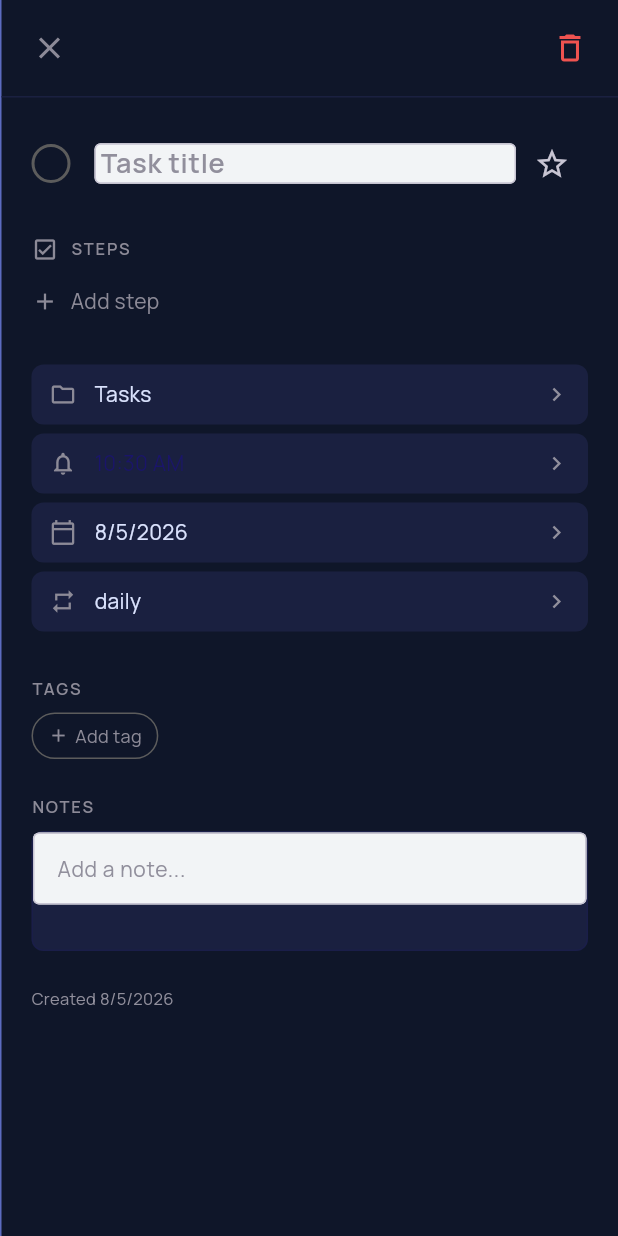
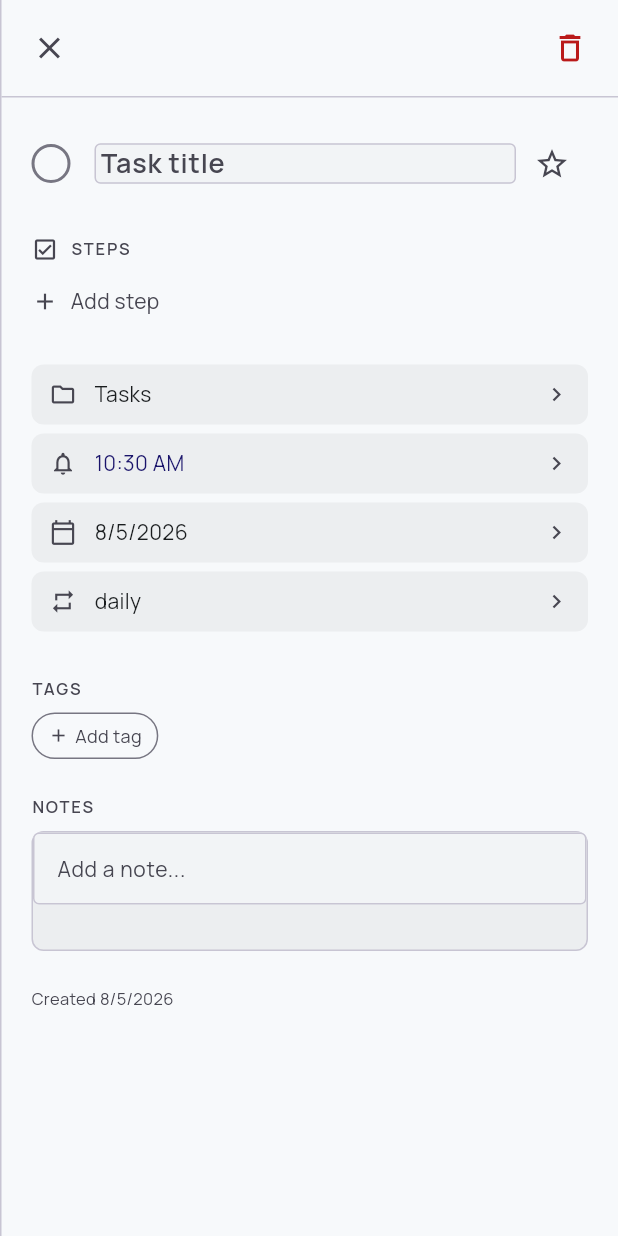
Before and after one commit to azrim/listd, a Flutter app: the TaskDetailPanel widget shown alone on an empty page, opened directly with empty values, on a phone screen of 412 x 824 dp. Run offline on Flutter 3.47's test engine with Material 3 defaults, Android fonts, the phone set to English and light mode, and no system bars; our stand-ins replace drift, drift_flutter, flutter_animate, flutter_riverpod, flutter_secure_storage, go_router and 2 more; accounts and stored records are empty; generated files the repository leaves out were written again; statements that could not run were skipped.

Commit message:
feat(detail): theme-aware task detail panel w/ ColorScheme tokens
Replace hardcoded dark surfaces and AppColors references with Theme.of(context).colorScheme equivalents in TaskDetailPanel, _StepItem, and _MetadataRow so the right-hand detail column renders correctly under both light and dark Stitch themes.

Co-Authored-By: Devin AI <158243242+devin-ai-integration[bot]@users.noreply.github.com>

```diff
--- a/lib/widgets/task_detail_panel.dart
+++ b/lib/widgets/task_detail_panel.dart
@@ -6,7 +6,6 @@ import 'package:google_fonts/google_fonts.dart';
 
 import '../models/task.dart';
 import '../providers/tasks_provider.dart';
-import '../theme/app_colors.dart';
 
 /// Task detail panel - 3rd column in 3-column layout.
 class TaskDetailPanel extends ConsumerStatefulWidget {
@@ -88,12 +87,13 @@ class _TaskDetailPanelState extends ConsumerState<TaskDetailPanel> {
 
   @override
   Widget build(BuildContext context) {
+    final scheme = Theme.of(context).colorScheme;
     return Container(
       clipBehavior: Clip.hardEdge,
       decoration: BoxDecoration(
-        color: const Color(0xFF0F1629),
-        border: const Border(
-          left: BorderSide(color: Color(0xFF5C6BC0), width: 1),
+        color: scheme.surface,
+        border: Border(
+          left: BorderSide(color: scheme.outlineVariant, width: 1),
         ),
       ),
       child: SafeArea(
@@ -128,20 +128,23 @@ class _TaskDetailPanelState extends ConsumerState<TaskDetailPanel> {
   }
 
   Widget _buildHeader(BuildContext context) {
+    final scheme = Theme.of(context).colorScheme;
     return Container(
       padding: const EdgeInsets.symmetric(horizontal: 8, vertical: 8),
-      decoration: const BoxDecoration(
-        border: Border(bottom: BorderSide(color: Color(0xFF1A2040), width: 1)),
+      decoration: BoxDecoration(
+        border: Border(
+          bottom: BorderSide(color: scheme.outlineVariant, width: 1),
+        ),
       ),
       child: Row(
         children: [
           IconButton(
-            icon: const Icon(Icons.close, color: Color(0xFF8C8A97)),
+            icon: Icon(Icons.close, color: scheme.onSurfaceVariant),
             onPressed: widget.onClose,
           ),
           const Spacer(),
           IconButton(
-            icon: const Icon(Icons.delete_outline, color: Color(0xFFEF5350)),
+            icon: Icon(Icons.delete_outline, color: scheme.error),
             onPressed: () {
               ref
                   .read(tasksNotifierProvider(widget.listId).notifier)
@@ -155,6 +158,7 @@ class _TaskDetailPanelState extends ConsumerState<TaskDetailPanel> {
   }
 
   Widget _buildTitleSection() {
+    final scheme = Theme.of(context).colorScheme;
     return Row(
       children: [
         // Checkbox
@@ -166,25 +170,25 @@ class _TaskDetailPanelState extends ConsumerState<TaskDetailPanel> {
             decoration: BoxDecoration(
               shape: BoxShape.circle,
               color: widget.task.isCompleted
-                  ? AppColors.primary
+                  ? scheme.primary
                   : Colors.transparent,
               border: Border.all(
                 color: widget.task.isCompleted
-                    ? AppColors.primary
-                    : const Color(0xFF5C5C5C),
+                    ? scheme.primary
+                    : scheme.outline,
                 width: 2,
               ),
               boxShadow: widget.task.isCompleted
                   ? [
                       BoxShadow(
-                        color: AppColors.primary.withValues(alpha: 0.4),
+                        color: scheme.primary.withValues(alpha: 0.35),
                         blurRadius: 8,
                       ),
                     ]
                   : null,
             ),
             child: widget.task.isCompleted
-                ? const Icon(Icons.check, size: 14, color: Colors.white)
+                ? Icon(Icons.check, size: 14, color: scheme.onPrimary)
                 : null,
           ),
         ),
@@ -198,8 +202,8 @@ class _TaskDetailPanelState extends ConsumerState<TaskDetailPanel> {
               fontSize: 18,
               fontWeight: FontWeight.w600,
               color: widget.task.isCompleted
-                  ? AppColors.textHint
-                  : AppColors.textPrimary,
+                  ? scheme.onSurfaceVariant
+                  : scheme.onSurface,
               decoration: widget.task.isCompleted
                   ? TextDecoration.lineThrough
                   : null,
@@ -207,7 +211,7 @@ class _TaskDetailPanelState extends ConsumerState<TaskDetailPanel> {
             decoration: InputDecoration(
               border: InputBorder.none,
               hintText: 'Task title',
-              hintStyle: GoogleFonts.manrope(color: AppColors.textHint),
+              hintStyle: GoogleFonts.manrope(color: scheme.onSurfaceVariant),
               isDense: true,
               contentPadding: EdgeInsets.zero,
             ),
@@ -218,8 +222,8 @@ class _TaskDetailPanelState extends ConsumerState<TaskDetailPanel> {
           icon: Icon(
             widget.task.isStarred ? Icons.star : Icons.star_border,
             color: widget.task.isStarred
-                ? Colors.amber
-                : AppColors.textSecondary,
+                ? scheme.tertiary
+                : scheme.onSurfaceVariant,
           ),
           onPressed: _toggleStar,
         ),
@@ -228,6 +232,7 @@ class _TaskDetailPanelState extends ConsumerState<TaskDetailPanel> {
   }
 
   Widget _buildSubtasksSection() {
+    final scheme = Theme.of(context).colorScheme;
     final steps = widget.task.steps;
     final completedCount = steps.where((s) => s.isCompleted).length;
 
@@ -237,10 +242,10 @@ class _TaskDetailPanelState extends ConsumerState<TaskDetailPanel> {
         // Section header
         Row(
           children: [
-            const Icon(
+            Icon(
               Icons.check_box_outlined,
               size: 18,
-              color: Color(0xFF8C8A97),
+              color: scheme.onSurfaceVariant,
             ),
             const SizedBox(width: 8),
             Text(
@@ -248,7 +253,7 @@ class _TaskDetailPanelState extends ConsumerState<TaskDetailPanel> {
               style: GoogleFonts.manrope(
                 fontSize: 11,
                 fontWeight: FontWeight.w600,
-                color: const Color(0xFF8C8A97),
+                color: scheme.onSurfaceVariant,
                 letterSpacing: 1.2,
               ),
             ),
@@ -258,7 +263,7 @@ class _TaskDetailPanelState extends ConsumerState<TaskDetailPanel> {
                 '$completedCount/${steps.length}',
                 style: GoogleFonts.manrope(
                   fontSize: 11,
-                  color: AppColors.textHint,
+                  color: scheme.onSurfaceVariant,
                 ),
               ),
             ],
@@ -287,13 +292,13 @@ class _TaskDetailPanelState extends ConsumerState<TaskDetailPanel> {
             padding: const EdgeInsets.symmetric(vertical: 8),
             child: Row(
               children: [
-                const Icon(Icons.add, size: 18, color: Color(0xFF8C8A97)),
+                Icon(Icons.add, size: 18, color: scheme.onSurfaceVariant),
                 const SizedBox(width: 8),
                 Text(
                   'Add step',
                   style: GoogleFonts.manrope(
                     fontSize: 14,
-                    color: const Color(0xFF8C8A97),
+                    color: scheme.onSurfaceVariant,
                   ),
                 ),
               ],
@@ -308,19 +313,20 @@ class _TaskDetailPanelState extends ConsumerState<TaskDetailPanel> {
     final controller = TextEditingController();
     final result = await showDialog<String>(
       context: context,
-      builder: (context) => AlertDialog(
-        backgroundColor: const Color(0xFF1A2040),
+      builder: (context) {
+        final scheme = Theme.of(context).colorScheme;
+        return AlertDialog(
           title: Text(
             'Add step',
-          style: GoogleFonts.manrope(color: AppColors.textPrimary),
+            style: GoogleFonts.manrope(color: scheme.onSurface),
           ),
           content: TextField(
             controller: controller,
             autofocus: true,
-          style: GoogleFonts.manrope(color: AppColors.textPrimary),
+            style: GoogleFonts.manrope(color: scheme.onSurface),
             decoration: InputDecoration(
               hintText: 'Step description',
-            hintStyle: GoogleFonts.manrope(color: AppColors.textHint),
+              hintStyle: GoogleFonts.manrope(color: scheme.onSurfaceVariant),
             ),
             onSubmitted: (value) => Navigator.of(context).pop(value),
           ),
@@ -329,7 +335,7 @@ class _TaskDetailPanelState extends ConsumerState<TaskDetailPanel> {
               onPressed: () => Navigator.of(context).pop(),
               child: Text(
                 'Cancel',
-              style: GoogleFonts.manrope(color: AppColors.textSecondary),
+                style: GoogleFonts.manrope(color: scheme.onSurfaceVariant),
               ),
             ),
             FilledButton(
@@ -337,7 +343,8 @@ class _TaskDetailPanelState extends ConsumerState<TaskDetailPanel> {
               child: Text('Add', style: GoogleFonts.manrope()),
             ),
           ],
-      ),
+        );
+      },
     );
 
     if (result != null && result.isNotEmpty) {
@@ -351,6 +358,7 @@ class _TaskDetailPanelState extends ConsumerState<TaskDetailPanel> {
   }
 
   Widget _buildMetadataSection() {
+    final scheme = Theme.of(context).colorScheme;
     return Column(
       crossAxisAlignment: CrossAxisAlignment.start,
       children: [
@@ -368,7 +376,7 @@ class _TaskDetailPanelState extends ConsumerState<TaskDetailPanel> {
           value: widget.task.hasReminder
               ? _formatTime(widget.task.reminder!)
               : null,
-          valueColor: AppColors.primary,
+          valueColor: scheme.primary,
           onTap: () => _showReminderPicker(),
         ),
         // Due date
@@ -426,7 +434,6 @@ class _TaskDetailPanelState extends ConsumerState<TaskDetailPanel> {
   void _showRepeatPicker() {
     showModalBottomSheet(
       context: context,
-      backgroundColor: const Color(0xFF1A2040),
       builder: (context) => Column(
         mainAxisSize: MainAxisSize.min,
         children: [
@@ -476,6 +483,7 @@ class _TaskDetailPanelState extends ConsumerState<TaskDetailPanel> {
   }
 
   Widget _buildTagsSection() {
+    final scheme = Theme.of(context).colorScheme;
     final tags = widget.task.tags;
     return Column(
       crossAxisAlignment: CrossAxisAlignment.start,
@@ -485,7 +493,7 @@ class _TaskDetailPanelState extends ConsumerState<TaskDetailPanel> {
           style: GoogleFonts.manrope(
             fontSize: 11,
             fontWeight: FontWeight.w600,
-            color: const Color(0xFF8C8A97),
+            color: scheme.onSurfaceVariant,
             letterSpacing: 1.2,
           ),
         ),
@@ -501,9 +509,9 @@ class _TaskDetailPanelState extends ConsumerState<TaskDetailPanel> {
                   vertical: 6,
                 ),
                 decoration: BoxDecoration(
-                  color: AppColors.primary.withValues(alpha: 0.2),
+                  color: scheme.primary.withValues(alpha: 0.18),
                   borderRadius: BorderRadius.circular(20),
-                  border: Border.all(color: AppColors.primary, width: 1),
+                  border: Border.all(color: scheme.primary, width: 1),
                 ),
                 child: Row(
                   mainAxisSize: MainAxisSize.min,
@@ -512,7 +520,7 @@ class _TaskDetailPanelState extends ConsumerState<TaskDetailPanel> {
                       tag,
                       style: GoogleFonts.manrope(
                         fontSize: 12,
-                        color: Colors.white,
+                        color: scheme.onSurface,
                       ),
                     ),
                     const SizedBox(width: 4),
@@ -523,10 +531,10 @@ class _TaskDetailPanelState extends ConsumerState<TaskDetailPanel> {
                             .toList();
                         _updateTask(widget.task.copyWith(tags: updatedTags));
                       },
-                      child: const Icon(
+                      child: Icon(
                         Icons.close,
                         size: 14,
-                        color: Color(0xFF8C8A97),
+                        color: scheme.onSurfaceVariant,
                       ),
                     ),
                   ],
@@ -542,19 +550,19 @@ class _TaskDetailPanelState extends ConsumerState<TaskDetailPanel> {
                   vertical: 6,
                 ),
                 decoration: BoxDecoration(
-                  border: Border.all(color: const Color(0xFF5C5C5C)),
+                  border: Border.all(color: scheme.outline),
                   borderRadius: BorderRadius.circular(20),
                 ),
                 child: Row(
                   mainAxisSize: MainAxisSize.min,
                   children: [
-                    const Icon(Icons.add, size: 14, color: Color(0xFF8C8A97)),
+                    Icon(Icons.add, size: 14, color: scheme.onSurfaceVariant),
                     const SizedBox(width: 4),
                     Text(
                       'Add tag',
                       style: GoogleFonts.manrope(
                         fontSize: 12,
-                        color: const Color(0xFF8C8A97),
+                        color: scheme.onSurfaceVariant,
                       ),
                     ),
                   ],
@@ -571,19 +579,20 @@ class _TaskDetailPanelState extends ConsumerState<TaskDetailPanel> {
     final controller = TextEditingController();
     final result = await showDialog<String>(
       context: context,
-      builder: (context) => AlertDialog(
-        backgroundColor: const Color(0xFF1A2040),
+      builder: (context) {
+        final scheme = Theme.of(context).colorScheme;
+        return AlertDialog(
           title: Text(
             'Add tag',
-          style: GoogleFonts.manrope(color: AppColors.textPrimary),
+            style: GoogleFonts.manrope(color: scheme.onSurface),
           ),
           content: TextField(
             controller: controller,
             autofocus: true,
-          style: GoogleFonts.manrope(color: AppColors.textPrimary),
+            style: GoogleFonts.manrope(color: scheme.onSurface),
             decoration: InputDecoration(
               hintText: 'Tag name',
-            hintStyle: GoogleFonts.manrope(color: AppColors.textHint),
+              hintStyle: GoogleFonts.manrope(color: scheme.onSurfaceVariant),
             ),
             onSubmitted: (value) => Navigator.of(context).pop(value),
           ),
@@ -592,7 +601,7 @@ class _TaskDetailPanelState extends ConsumerState<TaskDetailPanel> {
               onPressed: () => Navigator.of(context).pop(),
               child: Text(
                 'Cancel',
-              style: GoogleFonts.manrope(color: AppColors.textSecondary),
+                style: GoogleFonts.manrope(color: scheme.onSurfaceVariant),
               ),
             ),
             FilledButton(
@@ -600,7 +609,8 @@ class _TaskDetailPanelState extends ConsumerState<TaskDetailPanel> {
               child: Text('Add', style: GoogleFonts.manrope()),
             ),
           ],
-      ),
+        );
+      },
     );
 
     if (result != null && result.isNotEmpty) {
@@ -610,6 +620,7 @@ class _TaskDetailPanelState extends ConsumerState<TaskDetailPanel> {
   }
 
   Widget _buildNotesSection() {
+    final scheme = Theme.of(context).colorScheme;
     return Column(
       crossAxisAlignment: CrossAxisAlignment.start,
       children: [
@@ -618,7 +629,7 @@ class _TaskDetailPanelState extends ConsumerState<TaskDetailPanel> {
           style: GoogleFonts.manrope(
             fontSize: 11,
             fontWeight: FontWeight.w600,
-            color: const Color(0xFF8C8A97),
+            color: scheme.onSurfaceVariant,
             letterSpacing: 1.2,
           ),
         ),
@@ -626,24 +637,18 @@ class _TaskDetailPanelState extends ConsumerState<TaskDetailPanel> {
         Container(
           constraints: const BoxConstraints(minHeight: 80),
           decoration: BoxDecoration(
-            color: const Color(0xFF1A2040),
+            color: scheme.surfaceContainer,
             borderRadius: BorderRadius.circular(8),
-            border: Border.all(
-              color: AppColors.primary.withValues(alpha: 0.2),
-              width: 1,
-            ),
+            border: Border.all(color: scheme.outlineVariant, width: 1),
           ),
           child: TextField(
             controller: _notesController,
             onChanged: _onNotesChanged,
             maxLines: null,
-            style: GoogleFonts.manrope(
-              fontSize: 14,
-              color: AppColors.textPrimary,
-            ),
+            style: GoogleFonts.manrope(fontSize: 14, color: scheme.onSurface),
             decoration: InputDecoration(
               hintText: 'Add a note...',
-              hintStyle: GoogleFonts.manrope(color: AppColors.textHint),
+              hintStyle: GoogleFonts.manrope(color: scheme.onSurfaceVariant),
               border: InputBorder.none,
               contentPadding: const EdgeInsets.all(12),
             ),
@@ -654,9 +659,10 @@ class _TaskDetailPanelState extends ConsumerState<TaskDetailPanel> {
   }
 
   Widget _buildFooter() {
+    final scheme = Theme.of(context).colorScheme;
     return Text(
       'Created ${_formatDate(widget.task.updated)}',
-      style: GoogleFonts.manrope(fontSize: 11, color: AppColors.textHint),
+      style: GoogleFonts.manrope(fontSize: 11, color: scheme.onSurfaceVariant),
     );
   }
 
@@ -682,6 +688,7 @@ class _StepItem extends StatelessWidget {
 
   @override
   Widget build(BuildContext context) {
+    final scheme = Theme.of(context).colorScheme;
     return GestureDetector(
       onTap: onToggle,
       child: Padding(
@@ -693,18 +700,14 @@ class _StepItem extends StatelessWidget {
               height: 18,
               decoration: BoxDecoration(
                 borderRadius: BorderRadius.circular(4),
-                color: step.isCompleted
-                    ? AppColors.primary
-                    : Colors.transparent,
+                color: step.isCompleted ? scheme.primary : Colors.transparent,
                 border: Border.all(
-                  color: step.isCompleted
-                      ? AppColors.primary
-                      : const Color(0xFF5C5C5C),
+                  color: step.isCompleted ? scheme.primary : scheme.outline,
                   width: 1.5,
                 ),
               ),
               child: step.isCompleted
-                  ? const Icon(Icons.check, size: 12, color: Colors.white)
+                  ? Icon(Icons.check, size: 12, color: scheme.onPrimary)
                   : null,
             ),
             const SizedBox(width: 12),
@@ -714,8 +717,8 @@ class _StepItem extends StatelessWidget {
                 style: GoogleFonts.manrope(
                   fontSize: 14,
                   color: step.isCompleted
-                      ? AppColors.textHint
-                      : AppColors.textPrimary,
+                      ? scheme.onSurfaceVariant
+                      : scheme.onSurface,
                   decoration: step.isCompleted
                       ? TextDecoration.lineThrough
                       : null,
@@ -748,34 +751,35 @@ class _MetadataRow extends StatelessWidget {
 
   @override
   Widget build(BuildContext context) {
+    final scheme = Theme.of(context).colorScheme;
     return GestureDetector(
       onTap: onTap,
       child: Container(
         margin: const EdgeInsets.only(bottom: 6),
         padding: const EdgeInsets.symmetric(horizontal: 12, vertical: 10),
         decoration: BoxDecoration(
-          color: const Color(0xFF1A2040),
+          color: scheme.surfaceContainer,
           borderRadius: BorderRadius.circular(8),
         ),
         child: Row(
           children: [
-            Icon(icon, size: 18, color: const Color(0xFF8C8A97)),
+            Icon(icon, size: 18, color: scheme.onSurfaceVariant),
             const SizedBox(width: 12),
             Expanded(
               child: Text(
                 value ?? label,
                 style: GoogleFonts.manrope(
                   fontSize: 14,
-                  color: valueColor ?? AppColors.textPrimary,
+                  color: valueColor ?? scheme.onSurface,
                 ),
                 overflow: TextOverflow.ellipsis,
               ),
             ),
             if (value != null)
-              const Icon(
+              Icon(
                 Icons.chevron_right,
                 size: 18,
-                color: AppColors.textHint,
+                color: scheme.onSurfaceVariant,
               ),
           ],
         ),
```
Lines whose indentation alone changed are shown as unchanged.
